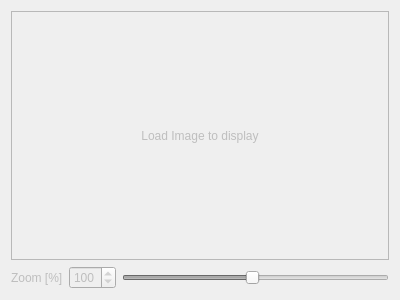
This is src/app/viewer/ui/image_viewer.ui in marcin-ochman/modular-slam as Qt 5 draws it before an edit. The edited form follows.
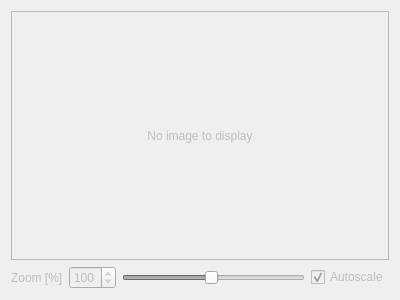
This is the edited form.

Commit message: Preparing pointcloud viewer for map visualisation

What changed in the file:
```diff
--- a/src/app/viewer/ui/image_viewer.ui
+++ b/src/app/viewer/ui/image_viewer.ui
@@ -24,20 +24,23 @@
        <property name="widgetResizable">
         <bool>true</bool>
        </property>
+       <property name="alignment">
+        <set>Qt::AlignCenter</set>
+       </property>
        <widget class="QWidget" name="scrollAreaWidgetContents">
         <property name="geometry">
          <rect>
           <x>0</x>
           <y>0</y>
-          <width>384</width>
-          <height>255</height>
+          <width>382</width>
+          <height>242</height>
          </rect>
         </property>
         <layout class="QHBoxLayout" name="horizontalLayout_2">
          <item>
-          <widget class="QLabel" name="label_2">
+          <widget class="QLabel" name="label">
            <property name="text">
-            <string>Load Image to display</string>
+            <string>No image to display</string>
            </property>
            <property name="scaledContents">
             <bool>false</bool>
@@ -54,7 +57,7 @@
      <item>
       <layout class="QHBoxLayout" name="horizontalLayout">
        <item>
-        <widget class="QLabel" name="label">
+        <widget class="QLabel" name="labelZoom">
          <property name="text">
           <string>Zoom [%]</string>
          </property>
@@ -89,6 +92,16 @@
          </property>
         </widget>
        </item>
+       <item>
+        <widget class="QCheckBox" name="autoscaleCheckbox">
+         <property name="text">
+          <string>Autoscale</string>
+         </property>
+         <property name="checked">
+          <bool>true</bool>
+         </property>
+        </widget>
+       </item>
       </layout>
      </item>
     </layout>
```
The commit also changes 8 other files.
